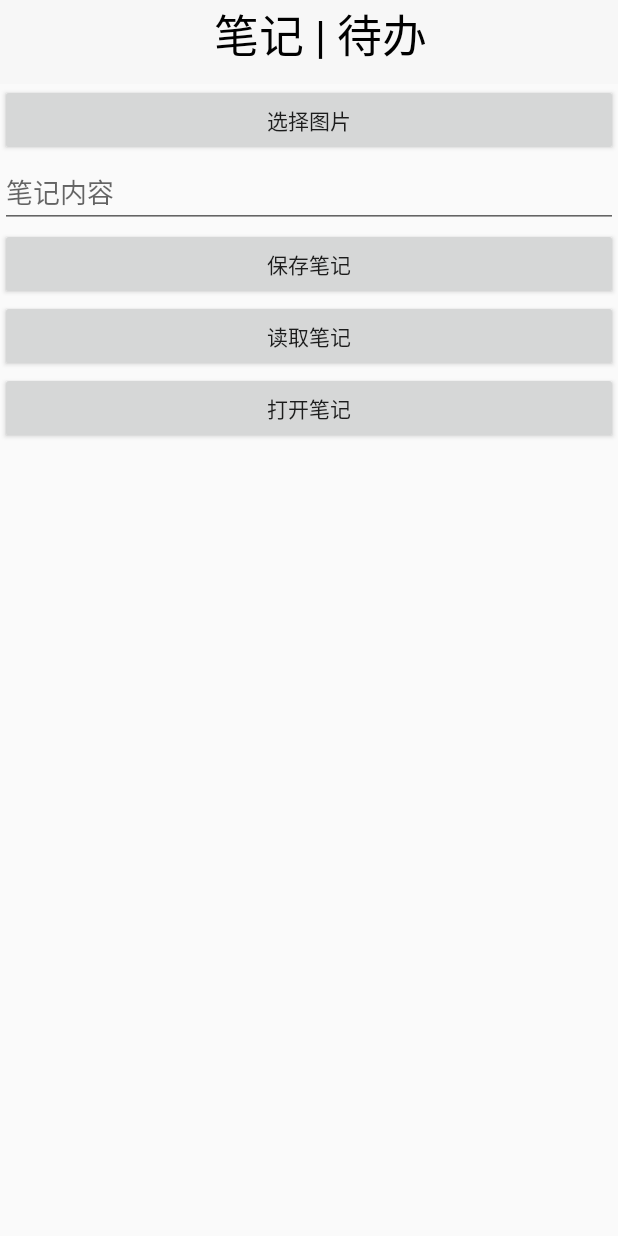
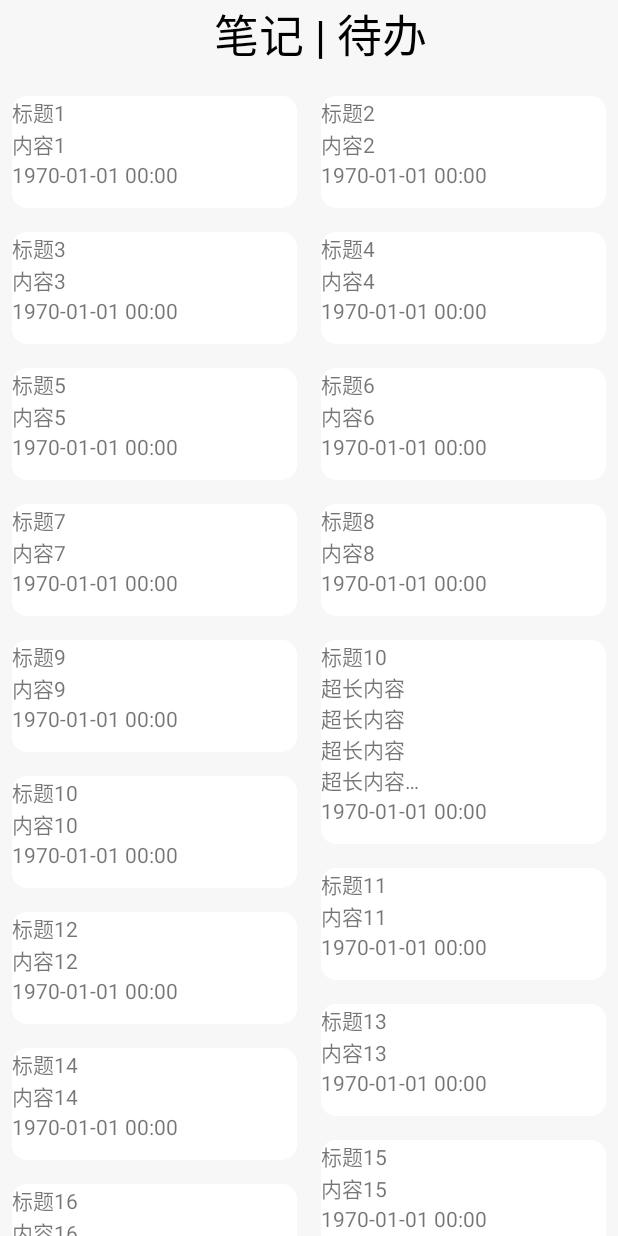
Before and after one commit to peijunbo/Note, an Android app: the screen it shows after launch (MainActivity), on a phone screen of 412 x 824 dp. Run offline under Robolectric (Android 15) with nearby library versions, the phone set to English and light mode, and no system bars; our stand-ins replace navigation-ui.

Commit message:
add recyclerview for note

```diff
--- a/app/src/main/AndroidManifest.xml
+++ b/app/src/main/AndroidManifest.xml
@@ -22,6 +22,8 @@
                 <category android:name="android.intent.category.LAUNCHER" />
             </intent-filter>
         </activity>
+        <activity android:name=".note.NoteContentActivity"
+            android:exported="false" />
     </application>
 
 </manifest>
--- a/app/src/main/java/com/example/note/note/NotesFragment.java
+++ b/app/src/main/java/com/example/note/note/NotesFragment.java
@@ -1,49 +1,34 @@
 package com.example.note.note;
 
-import android.app.Activity;
-import android.content.Context;
+import android.app.ActivityOptions;
 import android.content.Intent;
 import android.graphics.Bitmap;
 import android.graphics.BitmapFactory;
 import android.graphics.Matrix;
-import android.net.Uri;
 import android.os.Bundle;
 import android.text.SpannableString;
 import android.text.style.ImageSpan;
-import android.util.DisplayMetrics;
 import android.util.Log;
 import android.view.LayoutInflater;
-import android.view.Menu;
-import android.view.MenuInflater;
-import android.view.MenuItem;
 import android.view.View;
 import android.view.ViewGroup;
-import android.widget.Button;
-import android.widget.EditText;
 import android.widget.TextView;
 
-import androidx.activity.result.ActivityResult;
-import androidx.activity.result.ActivityResultCallback;
-import androidx.activity.result.ActivityResultLauncher;
-import androidx.activity.result.contract.ActivityResultContracts;
 import androidx.annotation.NonNull;
 import androidx.annotation.Nullable;
-import androidx.appcompat.app.AppCompatActivity;
-import androidx.appcompat.widget.Toolbar;
-import androidx.documentfile.provider.DocumentFile;
 import androidx.fragment.app.Fragment;
-import androidx.navigation.fragment.NavHostFragment;
+import androidx.recyclerview.widget.GridLayoutManager;
+import androidx.recyclerview.widget.RecyclerView;
+import androidx.recyclerview.widget.StaggeredGridLayoutManager;
 
-import com.example.note.MainActivity;
 import com.example.note.R;
 import com.example.note.database.NoteDatabaseManager;
 
-import java.io.File;
 import java.io.FileInputStream;
 import java.io.FileNotFoundException;
-import java.io.FileOutputStream;
-import java.io.IOException;
-import java.io.InputStream;
+import java.lang.reflect.Array;
+import java.util.ArrayList;
+import java.util.List;
 import java.util.regex.Matcher;
 import java.util.regex.Pattern;
 
@@ -52,56 +37,52 @@ public class NotesFragment extends Fragment {
     public static final String DATABASE_NAME = "NOTE.db";
     public static final int REQUEST_READ_EXTERNAL_FILE = 1;
     private View root;
-    private EditText editNoteText;
-    private Button selectImageBtn;
-    private Button saveButton;
-    private Button updateButton;
-    private Button openButton;
+    private RecyclerView recyclerView;
     private NoteDatabaseManager databaseManager;
-    private ActivityResultLauncher<String> getImageLauncher = registerForActivityResult(new ActivityResultContracts.GetContent(), new ActivityResultCallback<Uri>() {
-        @Override
-        public void onActivityResult(Uri result) {
-            //将选择的图片添加到edittext后
-            if (result != null) {
-                //转存图片
-                InputStream inputStream = null;
-                FileOutputStream fileOutputStream = null;
-                String imageName = "image" + System.currentTimeMillis();
-                try {
-                    inputStream = requireContext().getContentResolver().openInputStream(result);
-                    Log.d(TAG, imageName);
-                    fileOutputStream = requireContext().openFileOutput(imageName, Context.MODE_PRIVATE);
-                    byte[] buffer = new byte[4096];
-                    int redCount;
-                    while ((redCount = inputStream.read(buffer)) >= 0) {
-                        fileOutputStream.write(buffer, 0, redCount);
-                    }
-                } catch (FileNotFoundException e) {
-                    Log.e(TAG, "FileNotFoundException");
-                } catch (IOException e) {
-                    Log.e(TAG, "IOException");
-                } finally {
-                    try {
-                        if (inputStream != null) {
-                            inputStream.close();
-                        }
-                        if (fileOutputStream != null) {
-                            fileOutputStream.flush();
-                            fileOutputStream.getFD().sync();
-                            fileOutputStream.close();
-                        }
-                    } catch (IOException e) {
-                        e.printStackTrace();
-                    }
-                }
-
-                //添加到编辑框
-                SpannableString spannableString = new SpannableString("[" + imageName + "]");
-                spannableString.setSpan(getImageSpan(imageName), 0, spannableString.length(), SpannableString.SPAN_EXCLUSIVE_EXCLUSIVE);
-                editNoteText.getEditableText().insert(editNoteText.getSelectionStart(), spannableString);
-            }
-        }
-    });
+//    private ActivityResultLauncher<String> getImageLauncher = registerForActivityResult(new ActivityResultContracts.GetContent(), new ActivityResultCallback<Uri>() {
+//        @Override
+//        public void onActivityResult(Uri result) {
+//            //将选择的图片添加到edittext后
+//            if (result != null) {
+//                //转存图片
+//                InputStream inputStream = null;
+//                FileOutputStream fileOutputStream = null;
+//                String imageName = "image" + System.currentTimeMillis();
+//                try {
+//                    inputStream = requireContext().getContentResolver().openInputStream(result);
+//                    Log.d(TAG, imageName);
+//                    fileOutputStream = requireContext().openFileOutput(imageName, Context.MODE_PRIVATE);
+//                    byte[] buffer = new byte[4096];
+//                    int redCount;
+//                    while ((redCount = inputStream.read(buffer)) >= 0) {
+//                        fileOutputStream.write(buffer, 0, redCount);
+//                    }
+//                } catch (FileNotFoundException e) {
+//                    Log.e(TAG, "FileNotFoundException");
+//                } catch (IOException e) {
+//                    Log.e(TAG, "IOException");
+//                } finally {
+//                    try {
+//                        if (inputStream != null) {
+//                            inputStream.close();
+//                        }
+//                        if (fileOutputStream != null) {
+//                            fileOutputStream.flush();
+//                            fileOutputStream.getFD().sync();
+//                            fileOutputStream.close();
+//                        }
+//                    } catch (IOException e) {
+//                        e.printStackTrace();
+//                    }
+//                }
+//
+//                //添加到编辑框
+//                SpannableString spannableString = new SpannableString("[" + imageName + "]");
+//                spannableString.setSpan(getImageSpan(imageName), 0, spannableString.length(), SpannableString.SPAN_EXCLUSIVE_EXCLUSIVE);
+//                editNoteText.getEditableText().insert(editNoteText.getSelectionStart(), spannableString);
+//            }
+//        }
+//    });
 
     public NotesFragment(NoteDatabaseManager databaseManager) {
         this.databaseManager = databaseManager;
@@ -165,60 +146,31 @@ public class NotesFragment extends Fragment {
         return new ImageSpan(requireContext(), result, ImageSpan.ALIGN_BASELINE);
     }
 
-    @Override
-    public void onCreate(@Nullable Bundle savedInstanceState) {
-        super.onCreate(savedInstanceState);
-    }
-
     @Nullable
     @Override
     public View onCreateView(@NonNull LayoutInflater inflater, @Nullable ViewGroup container, @Nullable Bundle savedInstanceState) {
-        root = inflater.inflate(R.layout.note_mainlayout, container, false);
-        editNoteText = root.findViewById(R.id.edit_note_text);
+        root = inflater.inflate(R.layout.notes_mainlayout, container, false);
 
-        selectImageBtn = root.findViewById(R.id.select_image);
-        selectImageBtn.setOnClickListener(new View.OnClickListener() {
-            @Override
-            public void onClick(View view) {
-                requestExternalImage();
+        //设置recyclerView内容
+        List<Note> notes = new ArrayList<>();
+        for (int i = 1; i < 40; i++) {
+            if (i % 10 == 0) {
+                notes.add(new Note("标题" + i, "超长内容\n超长内容\n超长内容\n超长内容\n啦啦啦啦啦啦啦啦啦啦啦啦啦啦啦啦啦啦\n啦啦啦啦啦啦啦啦啦啦啦啦啦啦啦啦啦啦" + i, i));
             }
-        });
-        saveButton = root.findViewById(R.id.save);
-        updateButton = root.findViewById(R.id.load);
-        saveButton.setOnClickListener(new View.OnClickListener() {
-            @Override
-            public void onClick(View view) {
-                Note note = new Note("标题", editNoteText.getText().toString(), 1);
-                databaseManager.addNote(note);
-            }
-        });
-        updateButton.setOnClickListener(new View.OnClickListener() {
-            @Override
-            public void onClick(View view) {
-                Note note = databaseManager.getNotes().get(0);
-                editNoteText.setText(getSpannableString(note.getContent()));
-            }
-        });
-        openButton = root.findViewById(R.id.open);
-        openButton.setOnClickListener(new View.OnClickListener() {
-            @Override
-            public void onClick(View view) {
-                NavHostFragment.findNavController(NotesFragment.this).navigate(R.id.open_note_content_fragment);
-            }
-        });
+            notes.add(new Note("标题" + i, "内容" + i, i));
+        }
+        recyclerView = root.findViewById(R.id.notes);
+        NotesGridAdapter notesGridAdapter = new NotesGridAdapter(requireContext(), notes);
+        StaggeredGridLayoutManager manager = new StaggeredGridLayoutManager(2, StaggeredGridLayoutManager.VERTICAL);
+        recyclerView.setLayoutManager(manager);
+        recyclerView.setAdapter(notesGridAdapter);
         return root;
     }
 
 
-
-    @Override
-    public boolean onOptionsItemSelected(@NonNull MenuItem item) {
-        return super.onOptionsItemSelected(item);
-    }
-
-    private void requestExternalImage() {
-        getImageLauncher.launch("image/*");
-    }
+//    private void requestExternalImage() {
+//        getImageLauncher.launch("image/*");
+//    }
 
     private SpannableString getSpannableString(String str) {
         SpannableString result = new SpannableString(str);
--- /dev/null
+++ b/app/src/main/java/com/example/note/note/NotesGridAdapter.java
@@ -0,0 +1,75 @@
+package com.example.note.note;
+
+import android.app.Activity;
+import android.app.ActivityOptions;
+import android.content.Context;
+import android.content.Intent;
+import android.graphics.Bitmap;
+import android.os.Bundle;
+import android.view.LayoutInflater;
+import android.view.View;
+import android.view.ViewGroup;
+import android.widget.TextView;
+
+import androidx.annotation.NonNull;
+import androidx.recyclerview.widget.RecyclerView;
+
+import com.example.note.R;
+import com.example.note.Utils;
+
+import java.util.List;
+
+public class NotesGridAdapter extends RecyclerView.Adapter<NotesGridAdapter.NoteHolder> {
+    private List<Note> notes;
+    private Context context;
+
+    public NotesGridAdapter(Context context, List<Note> notes) {
+        this.context = context;
+        this.notes = notes;
+    }
+
+    @NonNull
+    @Override
+    public NoteHolder onCreateViewHolder(@NonNull ViewGroup parent, int viewType) {
+        View itemView = LayoutInflater.from(context).inflate(R.layout.note_item_grid, parent, false);
+        return new NoteHolder(itemView);
+    }
+
+    @Override
+    public void onBindViewHolder(@NonNull NoteHolder holder, int position) {
+        Note note = notes.get(position);
+        holder.title.setText(note.getTitle());
+        holder.content.setText(note.getContent());
+        holder.date.setText(Utils.getTimeStringFromStamp(note.getDate()));
+        holder.itemView.setOnClickListener(new View.OnClickListener() {
+            @Override
+            public void onClick(View view) {
+                Intent intent = new Intent(context, NoteContentActivity.class);
+                Bundle bundle = ActivityOptions.makeSceneTransitionAnimation((Activity) context, view, "note_content").toBundle();
+                context.startActivity(intent, bundle);
+            }
+        });
+    }
+
+    @Override
+    public int getItemCount() {
+        return notes.size();
+    }
+
+    private void deleteItem(int position) {
+        notes.remove(position);
+        notifyItemRemoved(position);
+    }
+
+    public static class NoteHolder extends RecyclerView.ViewHolder {
+        public TextView title;
+        public TextView content;
+        public TextView date;
+        public NoteHolder(@NonNull View itemView) {
+            super(itemView);
+            title = itemView.findViewById(R.id.preview_note_title);
+            content = itemView.findViewById(R.id.preview_note_content);
+            date = itemView.findViewById(R.id.preview_note_date);
+        }
+    }
+}
--- a/app/src/main/java/com/example/note/todolist/TodoListAdapter.java
+++ b/app/src/main/java/com/example/note/todolist/TodoListAdapter.java
@@ -152,6 +152,7 @@ public class TodoListAdapter extends RecyclerView.Adapter<RecyclerView.ViewHolde
         }
     }
 
+
     @Override
     public int getItemCount() {
         return (unfinishedTodoList.size() + finishedTodoList.size());
--- /dev/null
+++ b/app/src/main/res/layout/note_item_grid.xml
@@ -0,0 +1,36 @@
+<?xml version="1.0" encoding="utf-8"?>
+<LinearLayout xmlns:android="http://schemas.android.com/apk/res/android"
+    android:layout_width="match_parent"
+    android:layout_height="wrap_content"
+    android:orientation="vertical"
+    android:layout_margin="8dp"
+    android:background="@drawable/todo_item_background">
+    <LinearLayout
+        android:layout_width="match_parent"
+        android:layout_height="wrap_content"
+        android:transitionName="note_content"
+        android:orientation="vertical">
+        <TextView android:id="@+id/preview_note_title"
+            android:layout_width="match_parent"
+            android:layout_height="wrap_content" />
+        <TextView android:id="@+id/preview_note_content"
+            android:layout_width="match_parent"
+            android:layout_height="wrap_content"
+            android:maxLines="4"
+            android:ellipsize="end" />
+    </LinearLayout>
+    <RelativeLayout
+        android:layout_width="match_parent"
+        android:layout_height="wrap_content">
+        <TextView android:id="@+id/preview_note_date"
+            android:layout_width="wrap_content"
+            android:layout_height="wrap_content"
+            android:layout_alignParentStart="true" />
+        <CheckBox android:id="@+id/check_delete"
+            android:layout_width="wrap_content"
+            android:layout_height="wrap_content"
+            android:layout_alignParentEnd="true"
+            android:visibility="invisible"/>
+    </RelativeLayout>
+
+</LinearLayout>
--- a/app/src/main/res/layout/note_mainlayout.xml
+++ /dev/null
@@ -1,26 +0,0 @@
-<?xml version="1.0" encoding="utf-8"?>
-<LinearLayout xmlns:android="http://schemas.android.com/apk/res/android"
-    android:orientation="vertical"
-    android:layout_width="match_parent"
-    android:layout_height="match_parent">
-    <Button android:id="@+id/select_image"
-        android:layout_width="match_parent"
-        android:layout_height="wrap_content"
-        android:text="选择图片" />
-    <EditText android:id="@+id/edit_note_text"
-        android:layout_width="match_parent"
-        android:layout_height="wrap_content"
-        android:hint="笔记内容" />
-    <Button android:id="@+id/save"
-        android:layout_width="match_parent"
-        android:layout_height="wrap_content"
-        android:text="保存笔记" />
-    <Button android:id="@+id/load"
-        android:layout_width="match_parent"
-        android:layout_height="wrap_content"
-        android:text="读取笔记" />
-    <Button android:id="@+id/open"
-        android:layout_width="match_parent"
-        android:layout_height="wrap_content"
-        android:text="打开笔记" />
-</LinearLayout>
--- /dev/null
+++ b/app/src/main/res/layout/notes_mainlayout.xml
@@ -0,0 +1,11 @@
+<?xml version="1.0" encoding="utf-8"?>
+<LinearLayout xmlns:android="http://schemas.android.com/apk/res/android"
+    android:orientation="vertical"
+    android:layout_width="match_parent"
+    android:layout_height="match_parent"
+    android:background="@color/gray_main_background">
+    <androidx.recyclerview.widget.RecyclerView android:id="@+id/notes"
+        android:layout_width="match_parent"
+        android:layout_height="match_parent" />
+
+</LinearLayout>
--- a/app/src/main/res/layout/todolist_mainlayout.xml
+++ b/app/src/main/res/layout/todolist_mainlayout.xml
@@ -3,7 +3,7 @@
     android:layout_width="match_parent"
     android:layout_height="match_parent"
     android:id="@+id/root_view"
-    android:background="#F7F7F7"
+    android:background="@color/gray_main_background"
     xmlns:app="http://schemas.android.com/apk/res-auto">
 
 
@@ -13,8 +13,7 @@
         app:layout_constraintLeft_toLeftOf="parent"
         app:layout_constraintRight_toRightOf="parent"
         app:layout_constraintBottom_toBottomOf="parent"
-        android:layout_height="0dp"
-        app:layout_constraintVertical_weight="10"
+        android:layout_height="match_parent"
         android:layout_width="match_parent"
         android:focusable="true">
     </androidx.recyclerview.widget.RecyclerView>
--- a/app/src/main/res/layout/toolbar.xml
+++ b/app/src/main/res/layout/toolbar.xml
@@ -14,7 +14,7 @@
             android:layout_alignParentTop="true"
             android:layout_centerHorizontal="true"
             android:text="笔记 | 待办"
-            android:layout_gravity="center"
+            android:layout_alignParentBottom="true"
             android:textSize="30sp"
             android:textColor="@color/black"
             android:textFontWeight="400"/>
--- /dev/null
+++ b/app/src/main/res/transition/note_content_transition.xml
@@ -0,0 +1,4 @@
+<?xml version="1.0" encoding="utf-8"?>
+<transitionSet xmlns:android="http://schemas.android.com/apk/res/android">
+    <autoTransition />
+</transitionSet>
```
Also changed, not shown: app/src/main/java/com/example/note/MainFragment.java (deleted, +0 -8 lines), app/src/main/java/com/example/note/note/NoteContentActivity.java (added, +40 -0 lines), app/src/main/res/layout/note_content_main.xml (added, +24 -0 lines).
